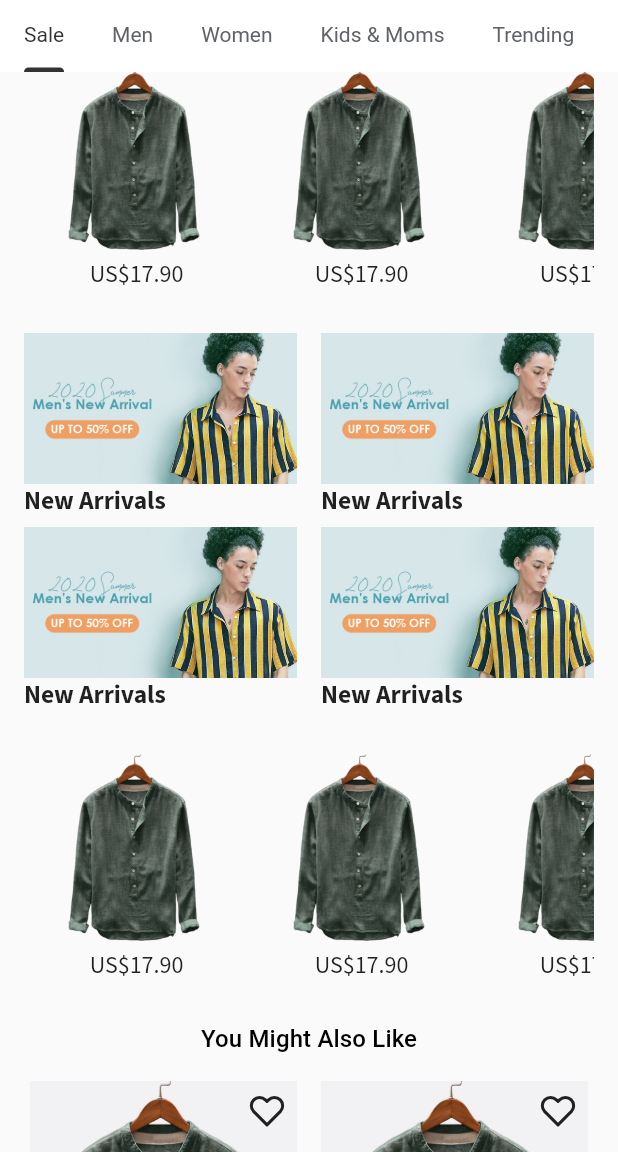
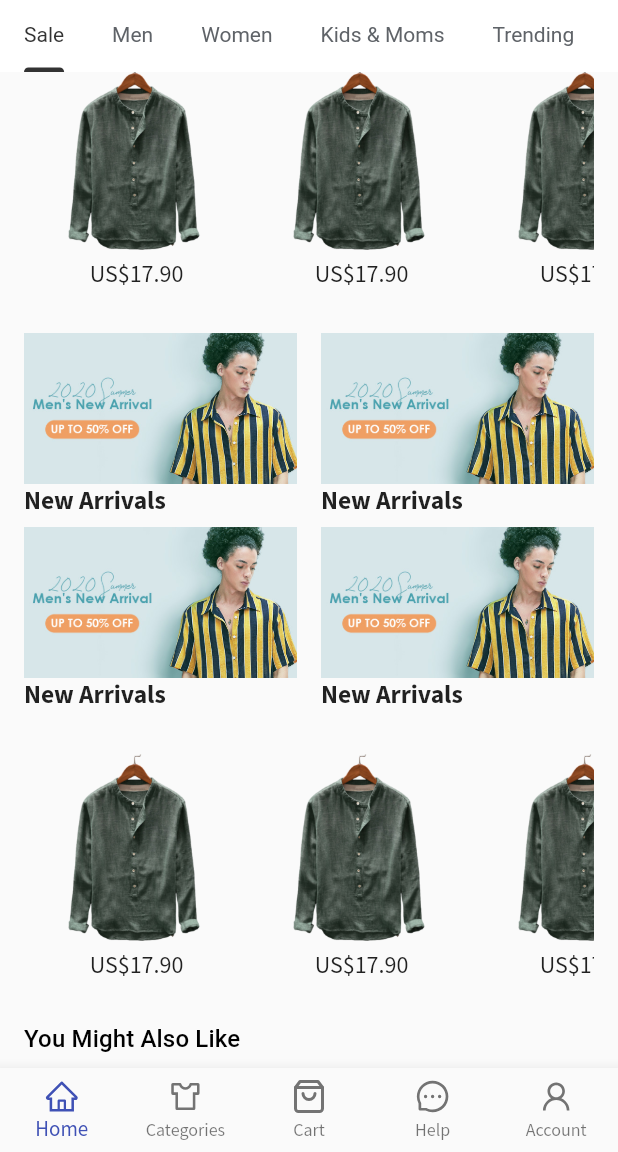
Before and after one commit to olayemii/ezcart, a Flutter app: the Homepage screen opened directly, scrolled down 576 dp, on a phone screen of 412 x 824 dp, the part 84-1236 px from its top. Run offline on Flutter 3.47's test engine with Material 2 defaults, Android fonts, the phone set to English and light mode, and no system bars; our stand-ins replace dots_indicator, dynamic_theme, flutter_icons, google_fonts, intro_slider, md2_tab_indicator.

Commit message:
FIX: cart page

```diff
--- a/lib/main.dart
+++ b/lib/main.dart
@@ -25,6 +25,7 @@ class MyApp extends StatelessWidget {
           title: 'Flutter Demo',
           debugShowCheckedModeBanner: false,
           theme: theme,
+          initialRoute: CART,
           onGenerateRoute: onGenerateRoute,
         );
       },
--- /dev/null
+++ b/lib/pages/account.dart
@@ -0,0 +1,18 @@
+import 'dart:math';
+
+import 'package:flutter/material.dart';
+
+class Account extends StatelessWidget {
+  @override
+  Widget build(BuildContext context) {
+    return Scaffold(
+      body: Container(
+        child: Column(
+          children: <Widget>[
+            Text("My Account"),
+          ],
+        ),
+      ),
+    );
+  }
+}
--- a/lib/pages/homepage.dart
+++ b/lib/pages/homepage.dart
@@ -1,5 +1,7 @@
+import 'package:ezcart/routes/routes.dart';
 import 'package:ezcart/tabs/Tab0.dart';
 import 'package:ezcart/tabs/Tab1.dart';
+import 'package:ezcart/utils/next_screen.dart';
 import 'package:flutter/cupertino.dart';
 import 'package:flutter/material.dart';
 import 'package:flutter_icons/flutter_icons.dart';
@@ -16,6 +18,47 @@ class _HomepageState extends State<Homepage> {
     return DefaultTabController(
       length: 7,
       child: Scaffold(
+        bottomNavigationBar: BottomNavigationBar(
+          type: BottomNavigationBarType.fixed,
+          onTap: (int index) {
+            switch (index) {
+              case 2:
+                nextScreen(context, CART);
+            }
+          },
+          items: [
+            BottomNavigationBarItem(
+              icon: Icon(
+                FlutterIcons.home_ant,
+              ),
+              title: Text("Home"),
+            ),
+            BottomNavigationBarItem(
+              icon: Icon(
+                FlutterIcons.skin_ant,
+              ),
+              title: Text("Categories"),
+            ),
+            BottomNavigationBarItem(
+              icon: Icon(
+                FlutterIcons.shopping_bag_fea,
+              ),
+              title: Text("Cart"),
+            ),
+            BottomNavigationBarItem(
+              icon: Icon(
+                FlutterIcons.message1_ant,
+              ),
+              title: Text("Help"),
+            ),
+            BottomNavigationBarItem(
+              icon: Icon(
+                FlutterIcons.user_ant,
+              ),
+              title: Text("Account"),
+            ),
+          ],
+        ),
         appBar: AppBar(
           title: RichText(
             text: TextSpan(
--- a/lib/routes/router.dart
+++ b/lib/routes/router.dart
@@ -1,5 +1,8 @@
+import 'package:ezcart/pages/account.dart';
+import 'package:ezcart/pages/cart.dart';
 import 'package:ezcart/pages/homepage.dart';
 import 'package:ezcart/pages/product_detail.dart';
+import 'package:ezcart/pages/walkthrough.dart';
 import 'package:ezcart/routes/routes.dart';
 import 'package:flutter/material.dart';
 
@@ -10,7 +13,13 @@ Route<dynamic> onGenerateRoute(RouteSettings settings) {
     case PRODUCT_DETAIL:
       return MaterialPageRoute(
           builder: (BuildContext context) => ProductDetail());
-
+    case ACCOUNT:
+      return MaterialPageRoute(builder: (BuildContext context) => Account());
+    case WALKTHROUGH:
+      return MaterialPageRoute(
+          builder: (BuildContext context) => Walkthrough());
+    case CART:
+      return MaterialPageRoute(builder: (BuildContext context) => Cart());
     default:
       return MaterialPageRoute(
           builder: (BuildContext context) => ProductDetail());
--- a/lib/routes/routes.dart
+++ b/lib/routes/routes.dart
@@ -1,2 +1,5 @@
 const String INDEX = "/";
 const String PRODUCT_DETAIL = "/product-detail";
+const String ACCOUNT = "/account";
+const String WALKTHROUGH = "/walkthrough";
+const String CART = "/cart";
--- a/lib/widgets/suggestions.dart
+++ b/lib/widgets/suggestions.dart
@@ -6,6 +6,7 @@ class Suggestions extends StatelessWidget {
   @override
   Widget build(BuildContext context) {
     return Column(
+      crossAxisAlignment: CrossAxisAlignment.start,
       children: <Widget>[
         Padding(
           padding: EdgeInsets.only(
--- a/pubspec.yaml
+++ b/pubspec.yaml
@@ -28,6 +28,7 @@ dependencies:
   flutter_icons: ^1.1.0
   dots_indicator: ^1.2.0
   google_fonts: ^1.1.0
+  intro_slider: ^2.3.1
 
 dev_dependencies:
   flutter_test:
```
Also changed, not shown: lib/pages/cart.dart (added, +61 -0 lines), lib/pages/walkthrough.dart (added, +49 -0 lines), pubspec.lock.
